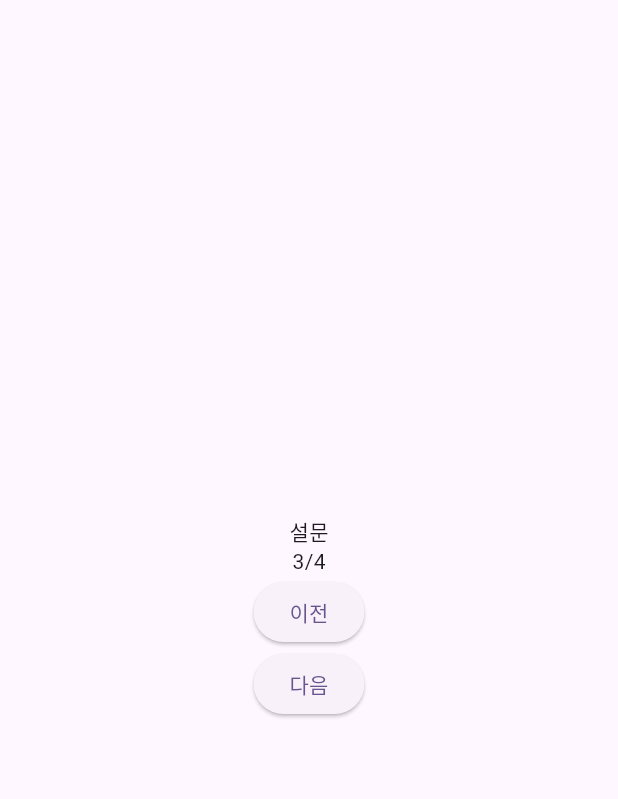
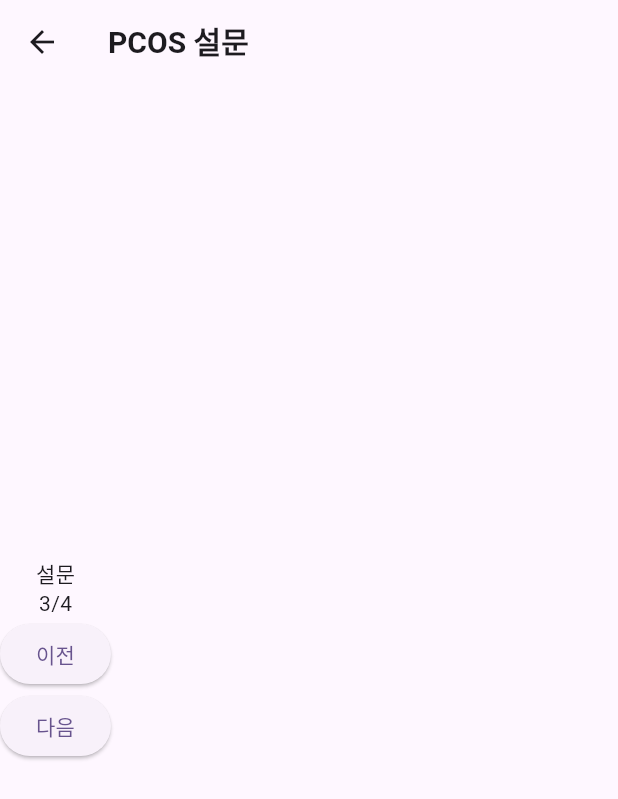
Before and after one commit to zlzlwn/Ovary-testName-, a Flutter app: the PcosSurveyAcne screen opened directly, on a phone screen of 412 x 824 dp. Shown: the top 799 px of the screen. Run offline on Flutter 3.47's test engine with Material 3 defaults, Android fonts, the light colour scheme and no system bars; our stand-ins replace get, get_storage; missing offline and left inert: speedometer_chart; accounts and stored records are empty; Roboto replaces fonts that are missing (yd).

Commit message:
2024.04.18 snr : pcos 설문 틀

```diff
--- a/ovary_app/lib/widget/appbar/work_video.dart
+++ b/ovary_app/lib/widget/appbar/work_video.dart
@@ -1,4 +1,5 @@
 import 'package:flutter/material.dart';
+import 'package:get/route_manager.dart';
 import 'package:ovary_app/widget/body/work_video_widget.dart';
 
 class WorkVideo extends StatelessWidget {
@@ -15,7 +16,10 @@ class WorkVideo extends StatelessWidget {
             fontWeight: FontWeight.bold
           ),
         ),
-
+        leading: IconButton(
+          onPressed: () => Get.back(),
+          icon: const Icon(Icons.keyboard_arrow_left)
+        ),
       ),
       body: const WorkVideoWidget(),
     );
--- a/ovary_app/lib/widget/body/pcos_survey_acne.dart
+++ b/ovary_app/lib/widget/body/pcos_survey_acne.dart
@@ -1,6 +1,5 @@
 import 'package:flutter/material.dart';
 import 'package:get/route_manager.dart';
-import 'package:ovary_app/widget/appbar/pcos_title.dart';
 import 'package:ovary_app/widget/body/pcos_survey_skindark.dart';
 
 class PcosSurveyAcne extends StatelessWidget {
@@ -8,23 +7,24 @@ class PcosSurveyAcne extends StatelessWidget {
 
   @override
   Widget build(BuildContext context) {
-    PcosTitle();
-    return Center(
-      child: Column(
-        mainAxisAlignment: MainAxisAlignment.center,
-        children: [
+    return Scaffold(
+      appBar: AppBar(
+        title: const Text(
+          'PCOS 설문',
+          style: TextStyle(fontSize: 20, fontWeight: FontWeight.bold),
+        ),
+      ),
+      body: Column(
+          mainAxisAlignment: MainAxisAlignment.center,
+          children: [
             Text('설문'),
             Text('3/4'),
+            ElevatedButton(onPressed: () => Get.back(), child: Text('이전')),
             ElevatedButton(
-              onPressed: () => Get.back(),
-              child: Text('이전')
-            ),
-            ElevatedButton(
-              onPressed: () => Get.to(PcosSurveySkinDark()),
-              child: Text('다음')
-            ),
-        ],
-      ),
+                onPressed: () => Get.to(PcosSurveySkinDark()),
+                child: Text('다음')),
+          ],
+        ),
     );
   }
 }
```
Also changed, not shown: ovary_app/lib/vm/vm_pcos.dart (added, +14 -0 lines), ovary_app/lib/widget/body/pcos_survey_hair.dart (+8 -4 lines), ovary_app/lib/widget/body/pcos_survey_weight.dart (+94 -10 lines).
